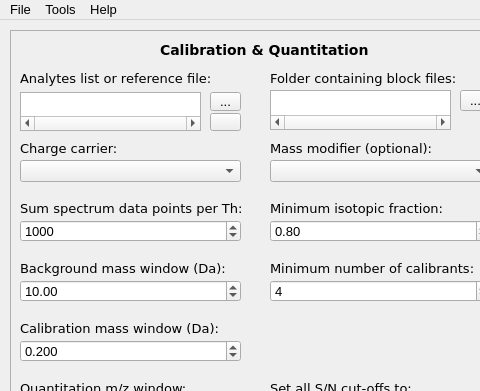
Above: sweet_suite/gui/qtdesigner_files/gui_main.ui from stainawarijar/SweetSuite before the change; both pictures show x 0 to 480 and y 0 to 391 of the 757 by 570 pixel window. Below: the same form after it.
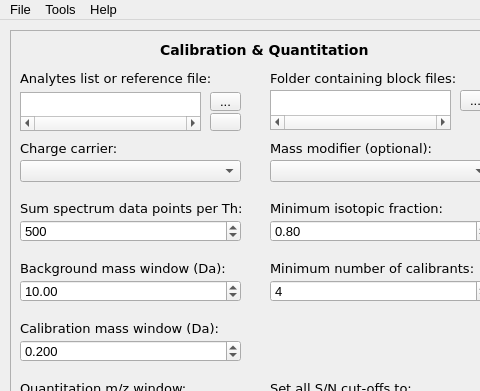
That is the form after the change.

Commit message: Changed the default number of data points per Th in a sum spectrum from 100 to 500

Diff of the .ui file:
```diff
--- a/sweet_suite/gui/qtdesigner_files/gui_main.ui
+++ b/sweet_suite/gui/qtdesigner_files/gui_main.ui
@@ -424,7 +424,7 @@
       <number>100</number>
      </property>
      <property name="value">
-      <number>1000</number>
+      <number>500</number>
      </property>
     </widget>
     <widget class="QLabel" name="label_background_mass_window">
```
The commit also changes 2 other files.
